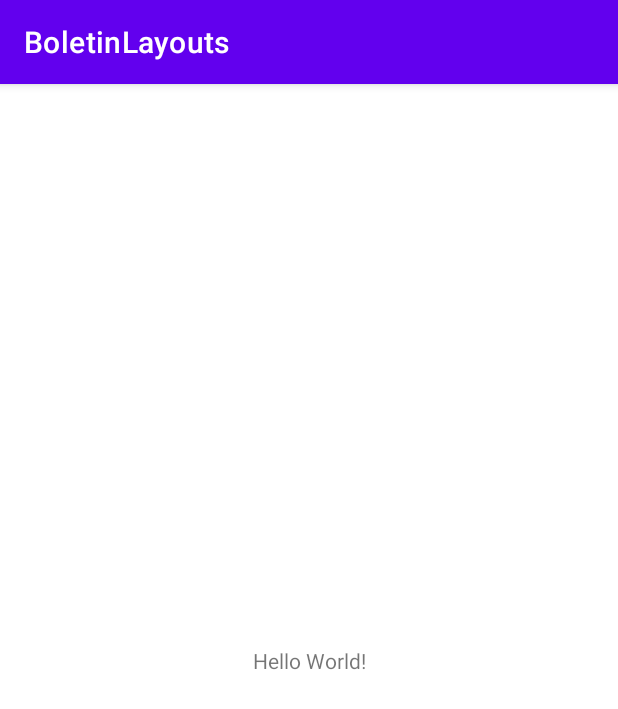
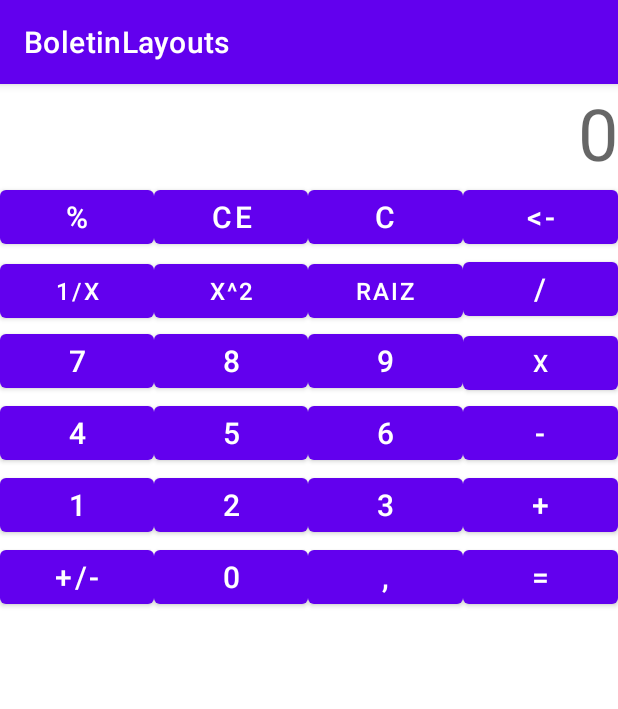
Before and after one commit to AlexRuiiz3/PMDMO, an Android app: the screen it shows after launch (MainActivity before the commit, Actividad1Activity after it), on a phone screen of 412 x 824 dp. Shown: the top 709 px of the screen. Run offline under Robolectric (Android 15) with nearby library versions, the phone set to English and light mode, and no system bars.

Commit message:
Actividada1_1

```diff
--- a/BoletinLayouts/app/src/main/AndroidManifest.xml
+++ b/BoletinLayouts/app/src/main/AndroidManifest.xml
@@ -10,7 +10,7 @@
         android:supportsRtl="true"
         android:theme="@style/Theme.BoletinLayouts">
         <activity
-            android:name=".MainActivity"
+            android:name=".Actividad1Activity"
             android:exported="true">
             <intent-filter>
                 <action android:name="android.intent.action.MAIN" />
--- a/BoletinLayouts/app/src/main/java/es/iesnervion/aruiz/boletinlayouts/MainActivity.java
+++ b/BoletinLayouts/app/src/main/java/es/iesnervion/aruiz/boletinlayouts/Actividad1Activity.java
@@ -4,11 +4,11 @@ import androidx.appcompat.app.AppCompatActivity;
 
 import android.os.Bundle;
 
-public class MainActivity extends AppCompatActivity {
+public class Actividad1Activity extends AppCompatActivity {
 
     @Override
     protected void onCreate(Bundle savedInstanceState) {
         super.onCreate(savedInstanceState);
-        setContentView(R.layout.activity_main);
+        setContentView(R.layout.activity_actividad1_1);
     }
 }
--- /dev/null
+++ b/BoletinLayouts/app/src/main/res/layout/activity_actividad1_1.xml
@@ -0,0 +1,254 @@
+<?xml version="1.0" encoding="utf-8"?>
+<LinearLayout xmlns:android="http://schemas.android.com/apk/res/android"
+    xmlns:app="http://schemas.android.com/apk/res-auto"
+    xmlns:tools="http://schemas.android.com/tools"
+    android:layout_width="match_parent"
+    android:layout_height="match_parent"
+    android:orientation="vertical"
+    tools:context=".Actividad1Activity">
+
+    <TextView
+        android:id="@+id/editTextTextPersonName"
+        android:layout_width="match_parent"
+        android:layout_height="wrap_content"
+        android:layout_weight="0"
+        android:ems="10"
+        android:gravity="end"
+        android:hint="@string/Numero0"
+        android:textSize="48sp" />
+
+    <LinearLayout
+        android:layout_width="match_parent"
+        android:layout_height="wrap_content"
+        android:layout_weight="0"
+        android:orientation="horizontal">
+
+        <Button
+            android:id="@+id/buttonPorcentaje"
+            android:layout_width="wrap_content"
+            android:layout_height="wrap_content"
+            android:layout_weight="1"
+            android:text="@string/Simbolo_Porcentaje"
+            android:textSize="20sp" />
+
+        <Button
+            android:id="@+id/buttonCE"
+            android:layout_width="wrap_content"
+            android:layout_height="wrap_content"
+            android:layout_weight="1"
+            android:text="@string/Simbolo_CE"
+            android:textSize="20sp" />
+
+        <Button
+            android:id="@+id/buttonC"
+            android:layout_width="wrap_content"
+            android:layout_height="wrap_content"
+            android:layout_weight="1"
+            android:text="@string/Simbolo_C"
+            android:textSize="20sp" />
+
+        <Button
+            android:id="@+id/button5"
+            android:layout_width="wrap_content"
+            android:layout_height="wrap_content"
+            android:layout_weight="1"
+            android:text="@string/Simbolo_Borrar"
+            android:textSize="20sp" />
+    </LinearLayout>
+
+    <LinearLayout
+        android:layout_width="match_parent"
+        android:layout_height="wrap_content"
+        android:layout_weight="0"
+        android:orientation="horizontal">
+
+        <Button
+            android:id="@+id/button6"
+            android:layout_width="wrap_content"
+            android:layout_height="wrap_content"
+            android:layout_weight="1"
+            android:text="@string/Simbolo_1X"
+            android:textSize="16sp" />
+
+        <Button
+            android:id="@+id/button7"
+            android:layout_width="wrap_content"
+            android:layout_height="wrap_content"
+            android:layout_weight="1"
+            android:text="@string/Simbolo_x2"
+            android:textSize="16sp" />
+
+        <Button
+            android:id="@+id/button8"
+            android:layout_width="wrap_content"
+            android:layout_height="wrap_content"
+            android:layout_weight="1"
+            android:text="@string/Simbolo_RaizCuadrada"
+            android:textSize="16sp" />
+
+        <Button
+            android:id="@+id/button9"
+            android:layout_width="wrap_content"
+            android:layout_height="wrap_content"
+            android:layout_weight="1"
+            android:text="@string/Simbolo_Dividir"
+            android:textSize="20sp" />
+    </LinearLayout>
+
+    <LinearLayout
+        android:layout_width="match_parent"
+        android:layout_height="wrap_content"
+        android:layout_weight="0"
+        android:orientation="horizontal">
+
+        <Button
+            android:id="@+id/button10"
+            android:layout_width="wrap_content"
+            android:layout_height="wrap_content"
+            android:layout_weight="1"
+            android:text="@string/Numero7"
+            android:textSize="20sp" />
+
+        <Button
+            android:id="@+id/button11"
+            android:layout_width="wrap_content"
+            android:layout_height="wrap_content"
+            android:layout_weight="1"
+            android:text="@string/Numero8"
+            android:textSize="20sp" />
+
+        <Button
+            android:id="@+id/button12"
+            android:layout_width="wrap_content"
+            android:layout_height="wrap_content"
+            android:layout_weight="1"
+            android:text="9"
+            android:textSize="20sp" />
+
+        <Button
+            android:id="@+id/button13"
+            android:layout_width="wrap_content"
+            android:layout_height="wrap_content"
+            android:layout_weight="1"
+            android:text="@string/Simbolo_Multiplicar"
+            android:textSize="16sp" />
+    </LinearLayout>
+
+    <LinearLayout
+        android:layout_width="match_parent"
+        android:layout_height="wrap_content"
+        android:layout_weight="0"
+        android:orientation="horizontal">
+
+        <Button
+            android:id="@+id/button27"
+            android:layout_width="wrap_content"
+            android:layout_height="wrap_content"
+            android:layout_weight="1"
+            android:text="@string/Numero4"
+            android:textSize="20sp" />
+
+        <Button
+            android:id="@+id/button28"
+            android:layout_width="wrap_content"
+            android:layout_height="wrap_content"
+            android:layout_weight="1"
+            android:text="@string/Numero5"
+            android:textSize="20sp" />
+
+        <Button
+            android:id="@+id/button29"
+            android:layout_width="wrap_content"
+            android:layout_height="wrap_content"
+            android:layout_weight="1"
+            android:text="@string/Numero6"
+            android:textSize="20sp" />
+
+        <Button
+            android:id="@+id/button30"
+            android:layout_width="wrap_content"
+            android:layout_height="wrap_content"
+            android:layout_weight="1"
+            android:text="@string/Simbolo_Restar"
+            android:textSize="20sp" />
+    </LinearLayout>
+
+    <LinearLayout
+        android:layout_width="match_parent"
+        android:layout_height="wrap_content"
+        android:layout_weight="0"
+        android:orientation="horizontal">
+
+        <Button
+            android:id="@+id/button31"
+            android:layout_width="wrap_content"
+            android:layout_height="wrap_content"
+            android:layout_weight="1"
+            android:text="@string/Numero1"
+            android:textSize="20sp" />
+
+        <Button
+            android:id="@+id/button32"
+            android:layout_width="wrap_content"
+            android:layout_height="wrap_content"
+            android:layout_weight="1"
+            android:text="@string/Numero2"
+            android:textSize="20sp" />
+
+        <Button
+            android:id="@+id/button33"
+            android:layout_width="wrap_content"
+            android:layout_height="wrap_content"
+            android:layout_weight="1"
+            android:text="@string/Numero3"
+            android:textSize="20sp" />
+
+        <Button
+            android:id="@+id/button34"
+            android:layout_width="wrap_content"
+            android:layout_height="wrap_content"
+            android:layout_weight="1"
+            android:text="@string/Simbolo_Sumar"
+            android:textSize="20sp" />
+    </LinearLayout>
+
+    <LinearLayout
+        android:layout_width="match_parent"
+        android:layout_height="wrap_content"
+        android:layout_weight="0"
+        android:orientation="horizontal">
+
+        <Button
+            android:id="@+id/button35"
+            android:layout_width="wrap_content"
+            android:layout_height="wrap_content"
+            android:layout_weight="1"
+            android:text="@string/Simbolo_MasMenos"
+            android:textSize="20sp" />
+
+        <Button
+            android:id="@+id/button36"
+            android:layout_width="wrap_content"
+            android:layout_height="wrap_content"
+            android:layout_weight="1"
+            android:text="@string/Numero0"
+            android:textSize="20sp" />
+
+        <Button
+            android:id="@+id/button37"
+            android:layout_width="wrap_content"
+            android:layout_height="wrap_content"
+            android:layout_weight="1"
+            android:text="@string/Simbolo_Coma"
+            android:textSize="20sp" />
+
+        <Button
+            android:id="@+id/button38"
+            android:layout_width="wrap_content"
+            android:layout_height="wrap_content"
+            android:layout_weight="1"
+            android:text="@string/Simbolo_Igual"
+            android:textSize="20sp" />
+    </LinearLayout>
+
+</LinearLayout>
--- a/BoletinLayouts/app/src/main/res/layout/activity_main.xml
+++ /dev/null
@@ -1,18 +0,0 @@
-<?xml version="1.0" encoding="utf-8"?>
-<androidx.constraintlayout.widget.ConstraintLayout xmlns:android="http://schemas.android.com/apk/res/android"
-    xmlns:app="http://schemas.android.com/apk/res-auto"
-    xmlns:tools="http://schemas.android.com/tools"
-    android:layout_width="match_parent"
-    android:layout_height="match_parent"
-    tools:context=".MainActivity">
-
-    <TextView
-        android:layout_width="wrap_content"
-        android:layout_height="wrap_content"
-        android:text="Hello World!"
-        app:layout_constraintBottom_toBottomOf="parent"
-        app:layout_constraintLeft_toLeftOf="parent"
-        app:layout_constraintRight_toRightOf="parent"
-        app:layout_constraintTop_toTopOf="parent" />
-
-</androidx.constraintlayout.widget.ConstraintLayout>
--- a/BoletinLayouts/app/src/main/res/values/strings.xml
+++ b/BoletinLayouts/app/src/main/res/values/strings.xml
@@ -1,3 +1,30 @@
 <resources>
     <string name="app_name">BoletinLayouts</string>
+    <string name="Simbolo_Porcentaje">%</string>
+    <string name="Simbolo_CE">CE</string>
+    <string name="Simbolo_C">C</string>
+    <string name="Simbolo_Borrar"><![CDATA[<-]]></string>
+    <string name="Simbolo_1X">1/x</string>
+    <string name="Simbolo_x2">x^2</string>
+    <string name="Simbolo_RaizCuadrada">Raiz</string>
+    <string name="Simbolo_Dividir">/</string>
+    <string name="Simbolo_Multiplicar">X</string>
+    <string name="Simbolo_Restar">-</string>
+    <string name="Simbolo_Sumar">+</string>
+    <string name="Simbolo_MasMenos">+/-</string>
+    <string name="Simbolo_Coma">,</string>
+    <string name="Simbolo_Igual">=</string>
+    <string name="Numero1">1</string>
+    <string name="Numero2">2</string>
+    <string name="Numero3">3</string>
+    <string name="Numero4">4</string>
+    <string name="Numero5">5</string>
+    <string name="Numero6">6</string>
+    <string name="Numero7">7</string>
+    <string name="Numero8">8</string>
+    <string name="Numero9">9</string>
+    <string name="Numero0">0</string>
+
+
+
 </resources>
```
